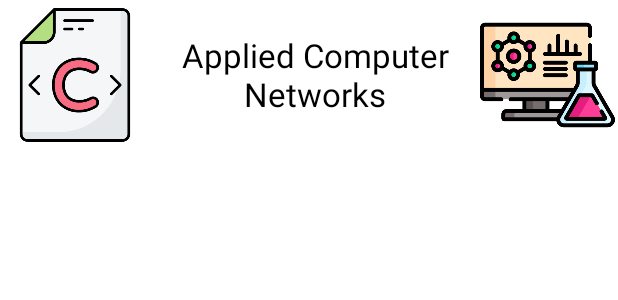
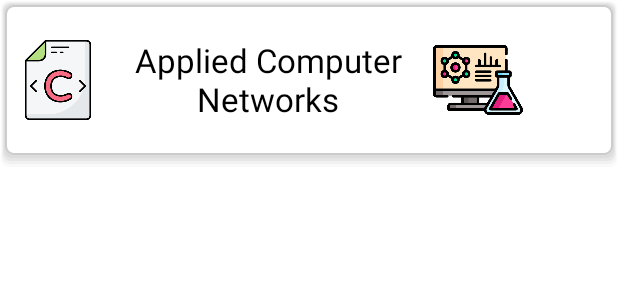
Before and after one commit to ahmettoguz/Course_Offerings, an Android app: the layout course_recycler_item_lab.xml on its own in the app's theme, with its tools: preview values and no code run, on a phone screen of 412 x 824 dp. Shown: the top 300 px of the screen. Run offline under Robolectric (Android 15) with nearby library versions, the light colour scheme and no system bars.

Commit message:
Course Recycler View in progress (main activity). filter system will be added.

```diff
--- a/app/src/main/java/com/ctis487/ahmetoguzergin/hw2/MainSys.java
+++ b/app/src/main/java/com/ctis487/ahmetoguzergin/hw2/MainSys.java
@@ -141,4 +141,8 @@ public class MainSys {
     public static ArrayList<Person> getPersons() {
         return persons;
     }
+
+    public static ArrayList<Course> getCourses() {
+        return courses;
+    }
 }
--- a/app/src/main/res/layout/activity_course.xml
+++ b/app/src/main/res/layout/activity_course.xml
@@ -64,7 +64,7 @@
     <androidx.recyclerview.widget.RecyclerView
         android:id="@+id/course_RecyclerView"
         android:layout_width="360dp"
-        android:layout_height="480dp"
+        android:layout_height="400dp"
 
         android:layout_marginTop="@dimen/component_Margin_Top2"
         app:layout_constraintEnd_toEndOf="parent"
--- a/app/src/main/res/layout/course_recycler_item_lab.xml
+++ b/app/src/main/res/layout/course_recycler_item_lab.xml
@@ -3,14 +3,16 @@
     xmlns:app="http://schemas.android.com/apk/res-auto"
     android:id="@+id/course_rv_lab_ll"
     android:layout_width="match_parent"
-    android:layout_height="wrap_content">
+    android:layout_height="wrap_content"
+    android:background="@drawable/shadow">
 
 
     <ImageView
         android:id="@+id/course_rv_lab_ivCourse"
-        android:layout_width="100dp"
+        android:layout_width="60dp"
         android:layout_height="100dp"
-        android:src="@drawable/ctis151" />
+        android:src="@drawable/ctis151"
+        android:layout_marginStart="5dp"/>
 
 
     <TextView
@@ -26,7 +28,7 @@
 
     <ImageView
         android:id="@+id/course_rv_lab_ivLab"
-        android:layout_width="90dp"
+        android:layout_width="60dp"
         android:layout_height="100dp"
         android:src="@drawable/computer_lab" />
 
```
Also changed, not shown: app/src/main/java/com/ctis487/ahmetoguzergin/hw2/CourseActivity.java (+39 -4 lines), app/src/main/res/layout/course_recycler_item_normal.xml (+5 -3 lines).
